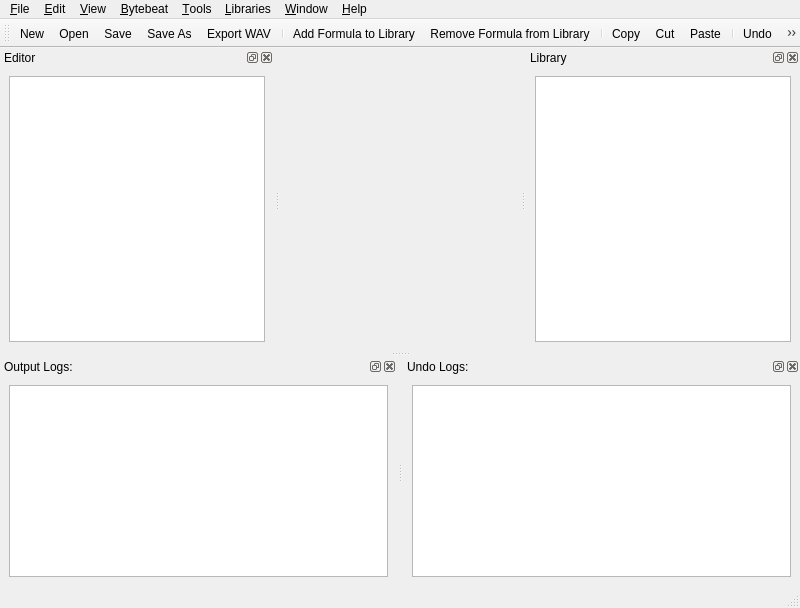
The window that mainwindow.ui (jarred-new/jarreds-bytebeat-composer-winqt) describes before a commit, drawn with Qt 5.
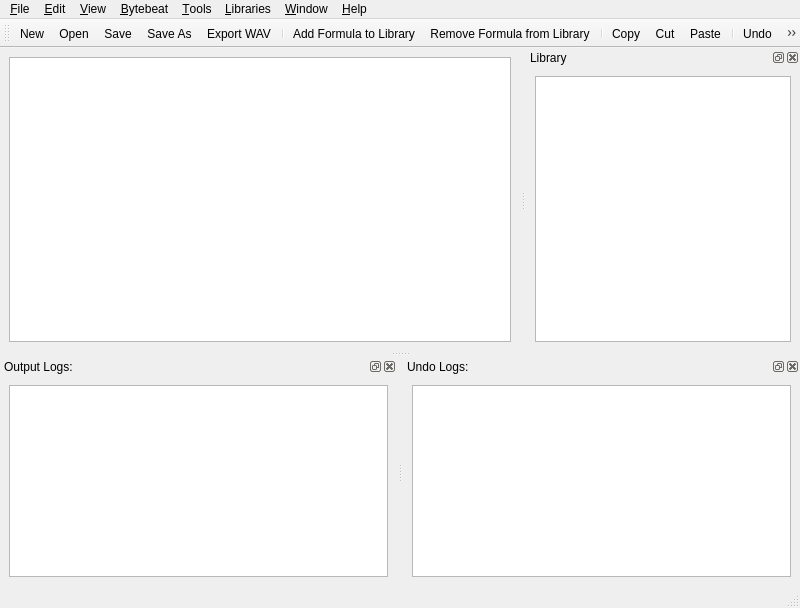
The same window after the commit. Icons and pictures are not drawn.

Diff of the .ui file:
```diff
--- a/mainwindow.ui
+++ b/mainwindow.ui
@@ -14,7 +14,11 @@
    <string>Jarred's Bytebeat Composer</string>
   </property>
   <widget class="QWidget" name="centralwidget">
-   <layout class="QVBoxLayout" name="verticalLayout"/>
+    <layout class="QVBoxLayout" name="verticalLayout">
+     <item>
+      <widget class="QPlainTextEdit" name="plainTextEdit"/>
+     </item>
+    </layout>
   </widget>
   <widget class="QMenuBar" name="menubar">
    <property name="geometry">
@@ -198,21 +202,6 @@
     </layout>
    </widget>
   </widget>
-  <widget class="QDockWidget" name="editorDock">
-   <property name="windowTitle">
-    <string>Editor</string>
-   </property>
-   <attribute name="dockWidgetArea">
-    <number>1</number>
-   </attribute>
-   <widget class="QWidget" name="dockWidgetContents">
-    <layout class="QVBoxLayout" name="verticalLayout_5">
-     <item>
-      <widget class="QPlainTextEdit" name="plainTextEdit"/>
-     </item>
-    </layout>
-   </widget>
-  </widget>
   <action name="actionNew">
    <property name="icon">
     <iconset theme="QIcon::ThemeIcon::DocumentNew"/>
```
